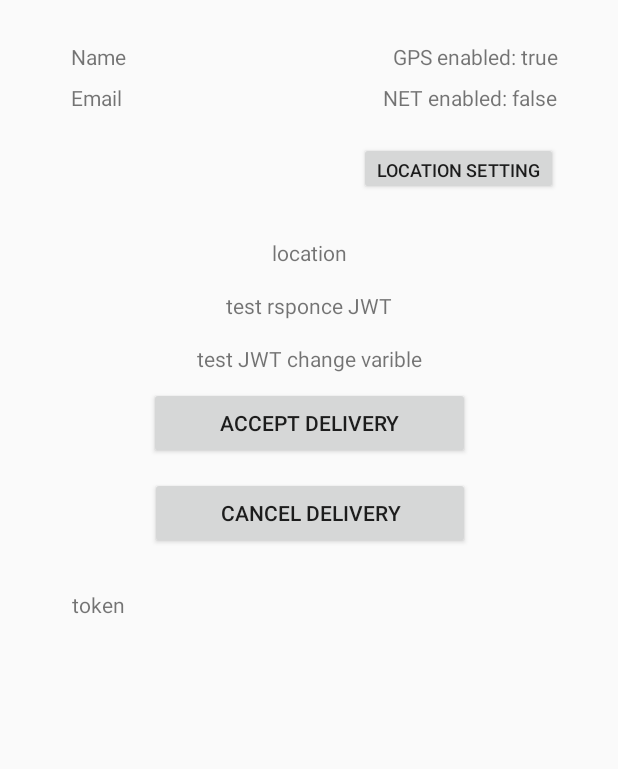
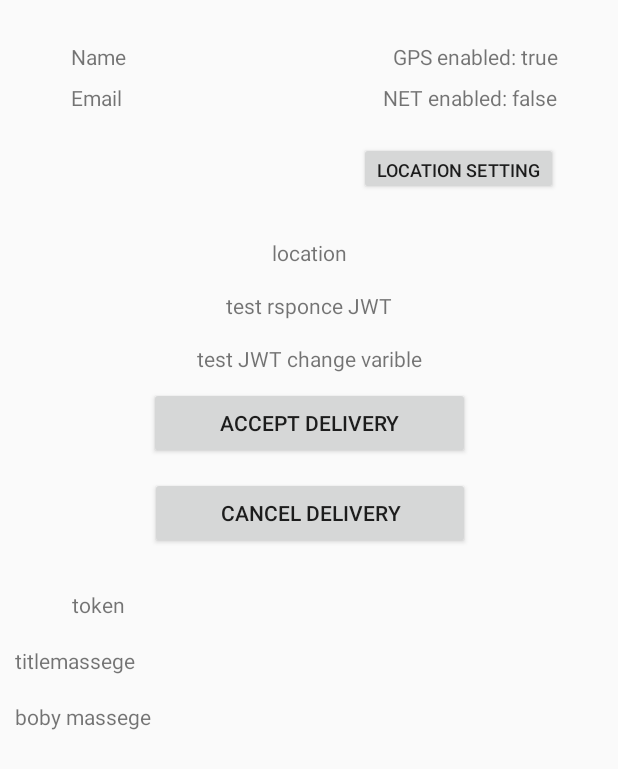
Before and after one commit to top802/courierApp, an Android app: the screen it shows after launch (ProfileActivity), after a tap on "PROFILE", on a phone screen of 412 x 824 dp. Shown: the top 769 px of the screen. Run offline under Robolectric (Android 15) with nearby library versions, the light colour scheme and no system bars; our stand-ins replace Firebase (no records; nobody signed in at launch, a user with empty details on screens opened directly), Volley; 3 statements that could not run were skipped.

Commit message:
open massage activity when to press on notification

```diff
--- a/app/build.gradle
+++ b/app/build.gradle
@@ -27,6 +27,7 @@ dependencies {
     testImplementation 'junit:junit:4.12'
     androidTestImplementation 'com.android.support.test:runner:1.0.1'
     androidTestImplementation 'com.android.support.test.espresso:espresso-core:3.0.1'
+    implementation "com.android.support:support-compat:27.1.1"
     implementation 'com.google.firebase:firebase-auth:12.0.1'
     implementation 'com.google.firebase:firebase-core:12.0.1'
     implementation 'com.google.android.gms:play-services-auth:12.0.1'
--- a/app/src/main/java/wisehands/me/deliverty/ProfileActivity.java
+++ b/app/src/main/java/wisehands/me/deliverty/ProfileActivity.java
@@ -33,7 +33,7 @@ public class ProfileActivity extends AppCompatActivity implements View.OnClickLi
 
     private static final String TAG = "TEST!!!!";
 
-    public static final String API_HOST = "http://192.168.1.3:8080";
+    public static final String API_HOST = "http://192.168.0.21:8080";
 //    public static final String API_HOST = "http://192.168.1.88:8080";
 //    public static final String API_HOST = "http://192.168.0.13:8080";
     private static String firebaseToken;
@@ -312,8 +312,7 @@ public class ProfileActivity extends AppCompatActivity implements View.OnClickLi
             Log.i(TAG, "4 step");
 
         } else
-        if (location.getProvider().equals(
-                LocationManager.NETWORK_PROVIDER)) {
+        if (location.getProvider().equals(LocationManager.NETWORK_PROVIDER)) {
             mylocation.setText(formatLocation(location));
         }
         Log.i(TAG, "5 step" + location.getLatitude() + location.getLongitude());
--- a/app/src/main/res/layout/activity_profile.xml
+++ b/app/src/main/res/layout/activity_profile.xml
@@ -131,5 +131,23 @@
         android:text="token"
         app:layout_constraintStart_toStartOf="parent"
         app:layout_constraintTop_toBottomOf="@+id/url" />
+    <TextView
+        android:id="@+id/titlemassege"
+        android:layout_width="wrap_content"
+        android:layout_height="wrap_content"
+        android:layout_marginStart="10dp"
+        android:layout_marginTop="18dp"
+        android:text="titlemassege"
+        app:layout_constraintStart_toStartOf="parent"
+        app:layout_constraintTop_toBottomOf="@+id/vToken" />
+    <TextView
+        android:id="@+id/bodymassege"
+        android:layout_width="wrap_content"
+        android:layout_height="wrap_content"
+        android:layout_marginStart="10dp"
+        android:layout_marginTop="18dp"
+        android:text="boby massege"
+        app:layout_constraintStart_toStartOf="parent"
+        app:layout_constraintTop_toBottomOf="@+id/titlemassege" />
 
 </android.support.constraint.ConstraintLayout>
```
Also changed, not shown: app/src/main/AndroidManifest.xml (+9 -2 lines), app/src/main/java/wisehands/me/deliverty/MassegeOrder.java (added, +18 -0 lines), app/src/main/java/wisehands/me/deliverty/MyFirebaseMessagingService.java (+44 -17 lines), app/src/main/java/wisehands/me/deliverty/ServiceGPS.java (+2 -85 lines), app/src/main/res/layout/activity_massege_order.xml (added, +9 -0 lines).
